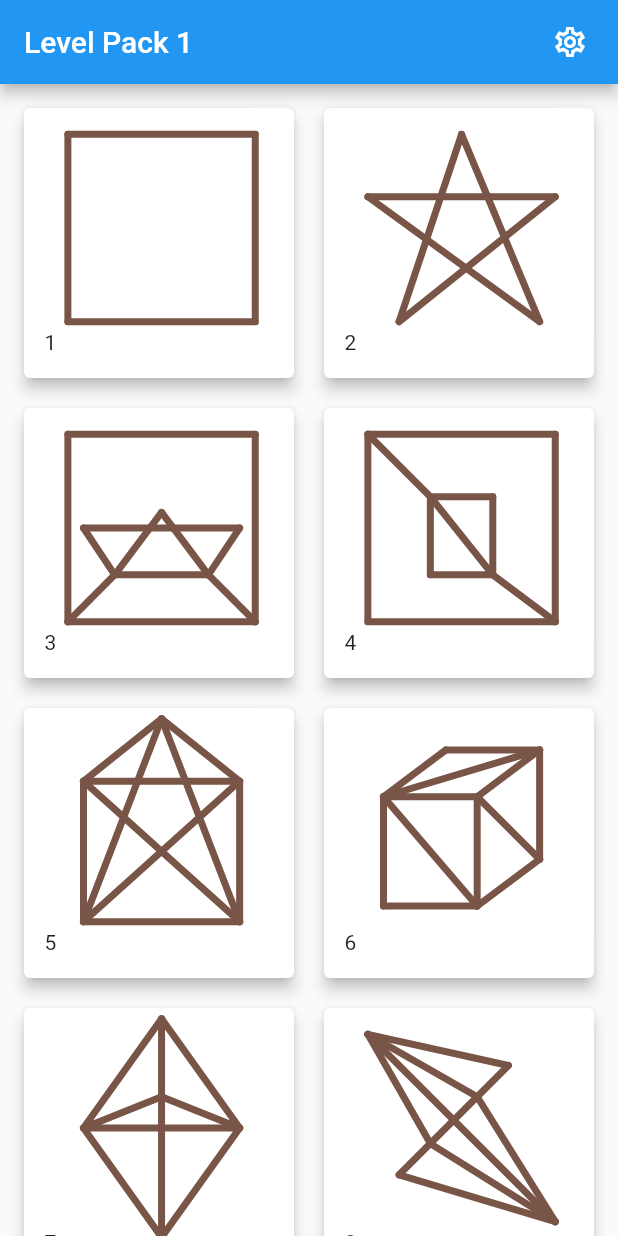
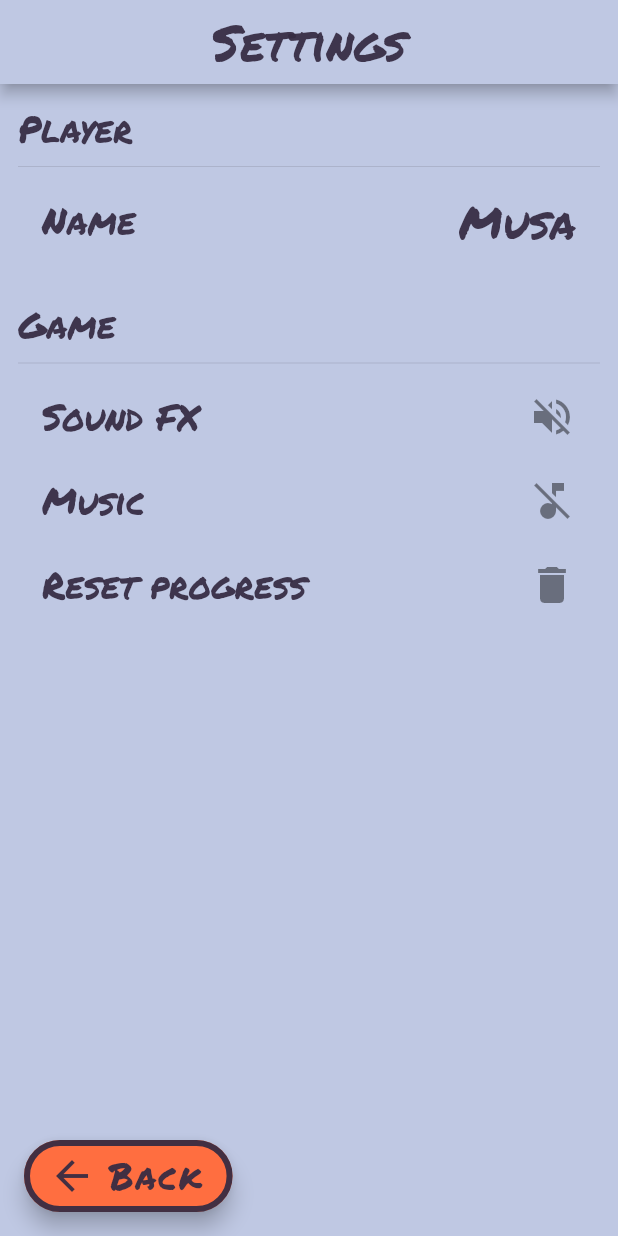
Before and after one commit to musahinist/one_line_game, a Flutter app: the screen it shows after launch, after a tap on the "settings" icon, on a phone screen of 412 x 824 dp. Run offline on Flutter 3.47's test engine with Material 2 defaults, Android fonts, the light colour scheme and no system bars; our stand-ins replace badges, flutter_animate, flutter_screenutil, google_fonts.

Commit message:
add game ui

```diff
--- /dev/null
+++ b/lib/config/const/app_const.dart
@@ -0,0 +1,4 @@
+class App {
+  const App._();
+  static const String name = 'One Line\nGame';
+}
--- /dev/null
+++ b/lib/config/style/palette.dart
@@ -0,0 +1,138 @@
+import 'dart:math';
+
+import 'package:flutter/material.dart';
+
+class Palette {
+  const Palette();
+  static Color get pen => const Color(0xff1d75fb);
+  static Color get darkPen => const Color(0xFF0050bc);
+  Color get redPen => const Color(0xFFd10841);
+  Color get inkFullOpacity => const Color(0xff352b42);
+  static Color get ink => const Color(0xee352b42);
+  static Color get backgroundMain => const Color(0xffffffd1);
+  Color get backgroundLevelSelection => const Color(0xffa2dcc7);
+  Color get backgroundPlaySession => const Color(0xffffebb5);
+  Color get background4 => const Color(0xffffd7ff);
+  static Color get backgroundSettings => const Color(0xffbfc8e3);
+  Color get trueWhite => const Color(0xffffffff);
+  static const Color scaffold = Color(0xFFF0F2F5);
+  static const Color primaryColor = Color(0xFF2BD0D0);
+  static const Color primaryColorDark = Color(0xFF1777F2);
+  static const Color primaryColorLight = Color(0xFF1777F2);
+  static const Color secondaryColorDark = Color(0xFF362958);
+  static const Color primaryBackgroundDarkTheme = Color(0xFF1777F2);
+  static const Color facebookBlue = Color(0xFF1777F2);
+  static const Color dividerColor = Colors.grey;
+  static const Color disabledColor = Colors.grey;
+
+  static const LinearGradient createRoomGradient = LinearGradient(
+    colors: [Color(0xFF496AE1), Color(0xFFCE48B1)],
+  );
+
+  static const Color online = Color(0xFF4BCB1F);
+  static const MaterialColor appPalette =
+      MaterialColor(_appPalettePrimaryValue, <int, Color>{
+    50: Color(0xFFE6F9F9),
+    100: Color(0xFFBFF1F1),
+    200: Color(0xFF95E8E8),
+    300: Color(0xFF6BDEDE),
+    400: Color(0xFF4BD7D7),
+    500: Color(_appPalettePrimaryValue),
+    600: Color(0xFF26CBCB),
+    700: Color(0xFF20C4C4),
+    800: Color(0xFF1ABEBE),
+    900: Color(0xFF10B3B3),
+  });
+  static const int _appPalettePrimaryValue = 0xFF2BD0D0;
+
+  static const MaterialColor appPaletteAccent =
+      MaterialColor(_appPaletteAccentValue, <int, Color>{
+    100: Color(0xFFE2FFFF),
+    200: Color(_appPaletteAccentValue),
+    400: Color(0xFF7CFFFF),
+    700: Color(0xFF63FFFF),
+  });
+  static const int _appPaletteAccentValue = 0xFFAFFFFF;
+
+  static const MaterialColor mcgpalette1Accent =
+      MaterialColor(_mcgpalette1AccentValue, <int, Color>{
+    100: Color(0xFFADFFF3),
+    200: Color(_mcgpalette1AccentValue),
+    400: Color(0xFF47FFE4),
+    700: Color(0xFF2DFFE0),
+  });
+  static const int _mcgpalette1AccentValue = 0xFF7AFFEC;
+
+  static const LinearGradient storyGradient = LinearGradient(
+      begin: Alignment.topCenter,
+      end: Alignment.bottomCenter,
+      colors: [Colors.transparent, Colors.black26]);
+  static Color get randomColor {
+    final Random random = Random();
+    return Color.fromARGB(
+        255, random.nextInt(255), random.nextInt(255), random.nextInt(255));
+    // return Color(random.nextInt(0xFFFFFFFF));
+  }
+
+  static Color get randomDarkColor {
+    final Random random = Random();
+    return Color.fromARGB(
+        255, random.nextInt(155), random.nextInt(155), random.nextInt(155));
+    // return Color(random.nextInt(0xFFFFFFFF)& 0x7F7F7F);
+  }
+
+  static Color get randomLightColor {
+    final Random random = Random();
+    return Color.fromARGB(255, 155 + random.nextInt(100),
+        155 + random.nextInt(100), 155 + random.nextInt(100));
+  }
+
+  static Color get randomMaterialColor {
+    return Colors.primaries[Random().nextInt(Colors.primaries.length)];
+  }
+
+  static Color fromHex(String hexString) {
+    final buffer = StringBuffer();
+    if (hexString.length == 6 || hexString.length == 7) buffer.write('ff');
+    buffer.write(hexString.replaceFirst('#', ''));
+    return Color(int.parse(buffer.toString(), radix: 16));
+  }
+
+  static Color get randomSemiTransColor {
+    return Color((Random().nextDouble() * 0xFFFFFF).toInt()).withOpacity(.5);
+  }
+
+  static Color toGrayScale(Color color) {
+    int red = color.red;
+    int green = color.green;
+    int blue = color.blue;
+    int alpha = color.alpha;
+    int gray = (299 * red + 587 * green + 114 * blue) ~/ 1000;
+    return Color.fromARGB(alpha, gray, gray, gray);
+  }
+
+  ///specified by the W3C but expensive to calculate
+  static bool isDark(Color color, [double darknessThreshold = 0.179]) {
+    final luminance = color.computeLuminance();
+    return luminance < darknessThreshold;
+  }
+
+  ///cheaper wesion
+  static bool isDarkFromGrayScale(Color color,
+      [double darknessThreshold = 186]) {
+    int red = color.red;
+    int green = color.green;
+    int blue = color.blue;
+    // int alpha = color.alpha;
+    int gray = (299 * red + 587 * green + 114 * blue) ~/ 1000;
+    return gray > darknessThreshold;
+  }
+
+//TODO: covert to extension
+  static Color getContrastTextColor(Color color,
+      [double darknessThreshold = 128]) {
+    return isDarkFromGrayScale(color, darknessThreshold)
+        ? Colors.black
+        : Colors.white;
+  }
+}
--- a/lib/main.dart
+++ b/lib/main.dart
@@ -1,10 +1,14 @@
 import 'package:flutter/material.dart';
+import 'package:one_line_game/config/style/palette.dart';
+import 'package:one_line_game/ui/home/home.dart';
+import 'package:one_line_game/ui/setting/settings_screen.dart';
 import 'game/game_state.dart';
 import 'game/one_line.dart';
 
 import 'generator/geo_board_surface.dart';
 import 'level/level_page.dart';
 import 'package:flutter_screenutil/flutter_screenutil.dart';
+import 'package:google_fonts/google_fonts.dart';
 
 void main() {
   runApp(const MyApp());
@@ -21,8 +25,32 @@ class MyApp extends StatelessWidget {
         return MaterialApp(
           title: 'Flutter Demo',
           debugShowCheckedModeBanner: false,
-          theme: ThemeData(primarySwatch: Colors.blue),
-          initialRoute: LevelPage.routeName,
+          theme: ThemeData.from(
+            colorScheme: ColorScheme.fromSeed(
+              seedColor: Colors.pink,
+              background: Palette.backgroundMain,
+            ),
+            textTheme: GoogleFonts.permanentMarkerTextTheme().apply(
+              bodyColor: Palette.ink,
+              displayColor: Colors.white,
+            ),
+
+            // textTheme: TextTheme(
+            //   bodyText2: TextStyle(
+            //     color: palette.ink,
+            //   ),
+            // ),
+          ).copyWith(
+            floatingActionButtonTheme: FloatingActionButtonThemeData(
+              foregroundColor: Palette.ink,
+              //backgroundColor: palette.darkPen,
+            ),
+            iconTheme: IconThemeData(
+              color: Palette.ink,
+              size: 32,
+            ),
+          ),
+          initialRoute: HomePage.routeName,
           routes: Pages.routes,
         );
       },
@@ -32,6 +60,8 @@ class MyApp extends StatelessWidget {
 
 class Pages {
   static final Map<String, Widget Function(BuildContext)> routes = {
+    HomePage.routeName: (context) => const HomePage(),
+    SettingsScreen.routeName: (context) => const SettingsScreen(),
     LevelPage.routeName: (context) => const LevelPage(),
     GameStatePage.routeName: (context) => const GameStatePage(),
     GeoBoardSurface.routeName: (context) => const GeoBoardSurface(),
--- /dev/null
+++ b/lib/ui/home/home.dart
@@ -0,0 +1,143 @@
+import 'package:flutter/material.dart';
+import 'package:one_line_game/level/level_page.dart';
+import 'package:one_line_game/ui/setting/settings_screen.dart';
+
+import '../../config/const/app_const.dart';
+import 'widget/app_title.dart';
+import 'package:badges/badges.dart';
+import 'package:flutter_screenutil/flutter_screenutil.dart';
+
+class HomePage extends StatelessWidget {
+  const HomePage({super.key});
+  static const String routeName = '/home';
+
+  @override
+  Widget build(BuildContext context) {
+    return Scaffold(
+      backgroundColor: Colors.pink,
+      appBar: AppBar(
+        toolbarHeight: 64,
+        backgroundColor: Colors.transparent,
+        elevation: 0,
+        actions: [
+          FloatingActionButton(
+            mini: true,
+            heroTag: "setting",
+            shape: const CircleBorder(
+                side: BorderSide(color: Colors.white, width: 3)),
+            backgroundColor: Colors.orange,
+            onPressed: () {
+              Navigator.pushNamed(context, SettingsScreen.routeName);
+            },
+            child: const Icon(Icons.settings_outlined),
+          ),
+          const SizedBox(width: 12),
+        ],
+      ),
+      body: Center(
+        child: Column(
+          mainAxisAlignment: MainAxisAlignment.spaceEvenly,
+          children: [
+            const AppTitleWidget(),
+            SizedBox(
+              height: 264,
+              child: Padding(
+                padding: EdgeInsets.symmetric(horizontal: 48.w),
+                child: Column(
+                  crossAxisAlignment: CrossAxisAlignment.stretch,
+                  children: [
+                    SizedBox(
+                      height: 52,
+                      child: FloatingActionButton.extended(
+                          heroTag: "start",
+                          backgroundColor: Colors.greenAccent[400],
+                          icon: const Icon(Icons.play_arrow_outlined),
+                          shape: const StadiumBorder(
+                              side: BorderSide(color: Colors.white, width: 4)),
+                          label: const Text(
+                            'Play',
+                            style: TextStyle(fontSize: 24),
+                          ),
+                          onPressed: () {
+                            Navigator.pushNamed(context, LevelPage.routeName);
+                          }),
+                    ),
+                    const SizedBox(height: 36),
+                    SizedBox(
+                      height: 52,
+                      child: FloatingActionButton.extended(
+                          heroTag: "challenge",
+                          backgroundColor: Colors.pinkAccent,
+                          icon: const Icon(Icons.workspaces_outline),
+                          shape: const StadiumBorder(
+                              side: BorderSide(color: Colors.white, width: 4)),
+                          label: const Text(
+                            'Challenge',
+                            style: TextStyle(fontSize: 24),
+                          ),
+                          onPressed: () {}),
+                    ),
+                    const SizedBox(height: 48),
+                    Row(
+                      mainAxisAlignment: MainAxisAlignment.spaceBetween,
+                      children: [
+                        FloatingActionButton(
+                          heroTag: "profile",
+                          shape: const CircleBorder(
+                              side: BorderSide(color: Colors.white, width: 4)),
+                          backgroundColor: Colors.indigoAccent,
+                          onPressed: () {
+                            //   Navigator.pushNamed(context, SettingPage.routeName);
+                          },
+                          child: const Icon(Icons.person_outline),
+                        ),
+                        FloatingActionButton(
+                          heroTag: "market",
+                          shape: const CircleBorder(
+                              side: BorderSide(color: Colors.white, width: 4)),
+                          backgroundColor: Colors.purpleAccent,
+                          onPressed: () {
+                            //   Navigator.pushNamed(context, SettingPage.routeName);
+                          },
+                          child: const Icon(Icons.shopping_bag_outlined),
+                        ),
+                        Badge(
+                          badgeContent: const Text(
+                            '3',
+                            style: TextStyle(
+                                fontWeight: FontWeight.bold,
+                                color: Colors.white),
+                          ),
+                          badgeColor: Colors.blue,
+                          padding: const EdgeInsets.all(8),
+                          child: FloatingActionButton(
+                            heroTag: "stats",
+                            shape: const CircleBorder(
+                                side:
+                                    BorderSide(color: Colors.white, width: 4)),
+                            backgroundColor: Colors.amber,
+                            onPressed: () {},
+                            child: const Icon(Icons.tips_and_updates_outlined),
+                          ),
+                        ),
+                      ],
+                    ),
+                  ],
+                ),
+              ),
+            ),
+            FloatingActionButton(
+              heroTag: "vollume",
+              shape: const CircleBorder(
+                  side: BorderSide(color: Colors.white, width: 4)),
+              backgroundColor: Colors.teal,
+              onPressed: () {},
+              child: Icon(
+                  false ? Icons.volume_off_outlined : Icons.volume_up_outlined),
+            )
+          ],
+        ),
+      ),
+    );
+  }
+}
--- /dev/null
+++ b/lib/ui/home/widget/app_title.dart
@@ -0,0 +1,45 @@
+import 'package:flutter/material.dart';
+
+import '../../../config/const/app_const.dart';
+import 'package:flutter_screenutil/flutter_screenutil.dart';
+
+class AppTitleWidget extends StatelessWidget {
+  const AppTitleWidget({
+    Key? key,
+  }) : super(key: key);
+
+  @override
+  Widget build(BuildContext context) {
+    return Padding(
+      padding: const EdgeInsets.all(8.0),
+      child: Center(
+        child: Transform.rotate(
+          angle: -.2,
+          child: Stack(
+            alignment: Alignment.center,
+            children: [
+              Text(
+                App.name,
+                textAlign: TextAlign.center,
+                style: TextStyle(
+                  fontSize: 56.sp,
+                  foreground: Paint()
+                    ..style = PaintingStyle.stroke
+                    ..strokeWidth = 8
+                    ..isAntiAlias = true
+                    ..strokeJoin = StrokeJoin.round
+                    ..color = Colors.white,
+                ),
+              ),
+              Text(
+                App.name,
+                textAlign: TextAlign.center,
+                style: TextStyle(fontSize: 56.sp),
+              ),
+            ],
+          ),
+        ),
+      ),
+    );
+  }
+}
--- /dev/null
+++ b/lib/ui/setting/settings_screen.dart
@@ -0,0 +1,179 @@
+// Copyright 2022, the Flutter project authors. Please see the AUTHORS file
+// for details. All rights reserved. Use of this source code is governed by a
+// BSD-style license that can be found in the LICENSE file.
+
+import 'package:flutter/material.dart';
+
+import '../../config/style/palette.dart';
+
+class SettingsScreen extends StatelessWidget {
+  static const String routeName = '/setting';
+
+  const SettingsScreen({Key? key}) : super(key: key);
+
+  @override
+  Widget build(BuildContext context) {
+    return Scaffold(
+      appBar: AppBar(
+        centerTitle: true,
+        backgroundColor: Palette.backgroundSettings,
+        automaticallyImplyLeading: false,
+        title: Text(
+          'Settings',
+          style: TextStyle(fontSize: 32, color: Palette.ink),
+        ),
+      ),
+      backgroundColor: Palette.backgroundSettings,
+      body: ListView(
+        padding: const EdgeInsets.all(12),
+        children: [
+          // _gap,
+          // const Text(
+          //   'Settings',
+          //   textAlign: TextAlign.center,
+          //   style: TextStyle(
+          //     fontSize: 55,
+          //     height: 1,
+          //   ),
+          // ),
+          // //  _gap,
+          Text('Player', style: Theme.of(context).textTheme.headline5),
+          const Divider(),
+          ListTile(
+            title: const Text('Name', style: TextStyle(fontSize: 24)),
+            trailing: Text('Musa', style: const TextStyle(fontSize: 30)),
+          ),
+          const SizedBox(height: 24),
+          Text('Game', style: Theme.of(context).textTheme.headline5),
+          const Divider(),
+          ListTile(
+            title: const Text('Sound FX', style: TextStyle(fontSize: 24)),
+            trailing: Icon(false ? Icons.graphic_eq : Icons.volume_off),
+          ),
+          ListTile(
+            title: const Text('Music', style: TextStyle(fontSize: 24)),
+            trailing: Icon(false ? Icons.music_note : Icons.music_off),
+          ),
+          // Consumer<InAppPurchaseController?>(
+          //     builder: (context, inAppPurchase, child) {
+          //   if (inAppPurchase == null) {
+          //     // In-app purchases are not supported yet.
+          //     // Go to lib/main.dart and uncomment the lines that create
+          //     // the InAppPurchaseController.
+          //     return const SizedBox.shrink();
+          //   }
+
+          //   Widget icon;
+          //   VoidCallback? callback;
+          //   if (inAppPurchase.adRemoval.active) {
+          //     icon = const Icon(Icons.check);
+          //   } else if (inAppPurchase.adRemoval.pending) {
+          //     icon = const CircularProgressIndicator();
+          //   } else {
+          //     icon = const Icon(Icons.ad_units);
+          //     callback = () {
+          //       inAppPurchase.buy();
+          //     };
+          //   }
+          //   return _SettingsLine(
+          //     'Remove ads',
+          //     icon,
+          //     onSelected: callback,
+          //   );
+          // }),
+          ListTile(
+            title: const Text('Reset progress', style: TextStyle(fontSize: 24)),
+            trailing: Icon(Icons.delete),
+          ),
+          SizedBox(height: 60),
+        ],
+      ),
+      floatingActionButtonLocation: FloatingActionButtonLocation.startFloat,
+      floatingActionButton: FloatingActionButton.extended(
+          heroTag: "back",
+          backgroundColor: Colors.deepOrangeAccent,
+          icon: const Icon(Icons.arrow_back),
+          shape: StadiumBorder(side: BorderSide(color: Palette.ink, width: 4)),
+          label: Text(
+            'Back',
+            style: TextStyle(fontSize: 24, color: Palette.ink),
+          ),
+          onPressed: () {
+            Navigator.pop(context);
+          }),
+    );
+  }
+}
+
+// class _NameChangeLine extends StatelessWidget {
+//   final String title;
+
+//   const _NameChangeLine(this.title);
+
+//   @override
+//   Widget build(BuildContext context) {
+//     final settings = context.watch<SettingsController>();
+
+//     return InkResponse(
+//       highlightShape: BoxShape.rectangle,
+//       onTap: () => showCustomNameDialog(context),
+//       child: Padding(
+//         padding: const EdgeInsets.symmetric(horizontal: 8),
+//         child: Row(
+//           mainAxisAlignment: MainAxisAlignment.center,
+//           children: [
+//             Text(title,
+//                 style: const TextStyle(
+//                   fontFamily: 'Permanent Marker',
+//                   fontSize: 30,
+//                 )),
+//             const Spacer(),
+//             ValueListenableBuilder(
+//               valueListenable: settings.playerName,
+//               builder: (context, name, child) => Text(
+//                 '‘$name’',
+//                 style: const TextStyle(
+//                   fontFamily: 'Permanent Marker',
+//                   fontSize: 30,
+//                 ),
+//               ),
+//             ),
+//           ],
+//         ),
+//       ),
+//     );
+//   }
+// }
+
+class _SettingsLine extends StatelessWidget {
+  final String title;
+
+  final Widget icon;
+
+  final VoidCallback? onSelected;
+
+  const _SettingsLine(this.title, this.icon, {this.onSelected});
+
+  @override
+  Widget build(BuildContext context) {
+    return InkResponse(
+      highlightShape: BoxShape.rectangle,
+      onTap: onSelected,
+      child: Padding(
+        padding: const EdgeInsets.symmetric(horizontal: 8),
+        child: Row(
+          mainAxisAlignment: MainAxisAlignment.center,
+          children: [
+            Text(title,
+                style: const TextStyle(
+                  fontFamily: 'Permanent Marker',
+                  fontSize: 30,
+                )),
+            const Spacer(),
+            icon,
+          ],
+        ),
+      ),
+    );
+  }
+}
--- a/pubspec.yaml
+++ b/pubspec.yaml
@@ -41,6 +41,7 @@ dev_dependencies:
   flutter_animate: ^1.0.0
   flutter_screenutil: ^5.5.4
   badges: ^2.0.3
+  google_fonts: ^3.0.1
 
   # The "flutter_lints" package below contains a set of recommended lints to
   # encourage good coding practices. The lint set provided by the package is
```
Also changed, not shown: pubspec.lock, 10 other files.
